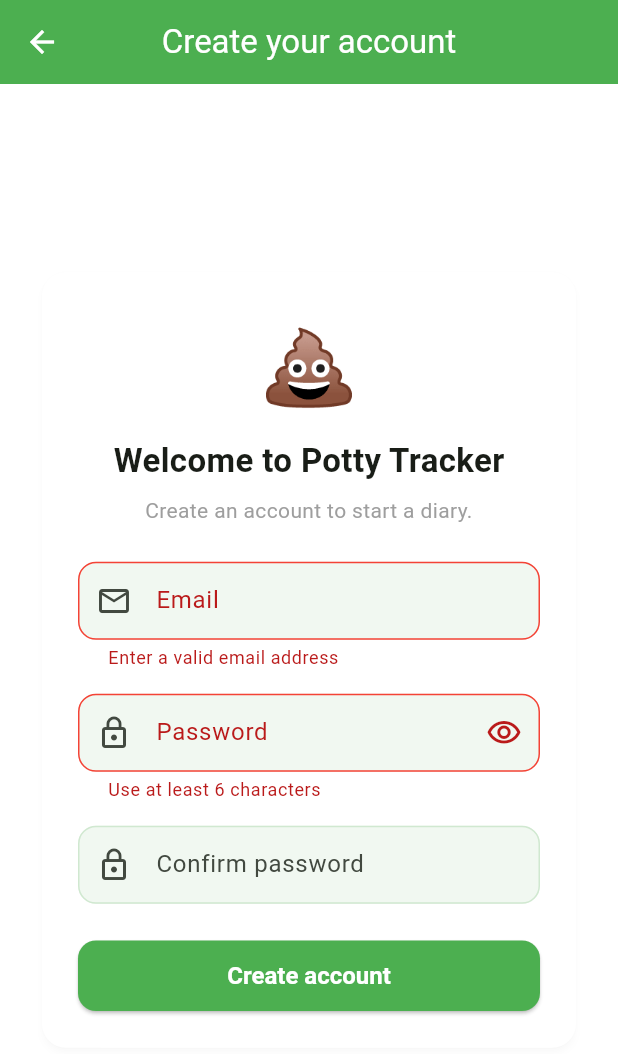
After one commit to xNorbertx/potty-tracker, a Flutter app: the RegisterScreen screen opened by its route, after a tap on "Create account", on a phone screen of 412 x 824 dp. The commit adds this screen. Shown: the top 1054 px of the screen. Run offline on Flutter 3.47's test engine with Material 3 defaults, Android fonts, the phone set to English and light mode, and no system bars; our stand-ins replace cloud_firestore, connectivity_plus, firebase_auth, firebase_core, flutter_slidable, google_sign_in and 3 more; accounts and stored records are empty.

Commit message:
Improve account creation and welcome emails (#29)

```diff
--- a/lib/main.dart
+++ b/lib/main.dart
@@ -8,6 +8,7 @@ import 'services/connection_service.dart';
 import 'theme/app_theme.dart';
 import 'screens/splash_screen.dart';
 import 'screens/login_screen.dart';
+import 'screens/register_screen.dart';
 import 'screens/home_screen.dart';
 import 'widgets/app_status.dart';
 
@@ -38,6 +39,7 @@ class PottyTrackerApp extends StatelessWidget {
         routes: {
           '/': (_) => const SplashScreen(),
           '/login': (_) => const LoginScreen(),
+          '/register': (_) => const RegisterScreen(),
           '/home': (_) => const HomeScreen(),
         },
         builder: (context, child) => ConnectionStatusBanner(
--- /dev/null
+++ b/lib/screens/register_screen.dart
@@ -0,0 +1,117 @@
+import 'package:flutter/material.dart';
+import 'package:provider/provider.dart';
+
+import '../services/auth_service.dart';
+import '../widgets/app_status.dart';
+
+class RegisterScreen extends StatefulWidget {
+  const RegisterScreen({super.key});
+
+  @override
+  State<RegisterScreen> createState() => _RegisterScreenState();
+}
+
+class _RegisterScreenState extends State<RegisterScreen> {
+  final _formKey = GlobalKey<FormState>();
+  final _email = TextEditingController();
+  final _password = TextEditingController();
+  final _confirmation = TextEditingController();
+  bool _submitting = false;
+  bool _obscurePassword = true;
+
+  @override
+  void dispose() {
+    _email.dispose();
+    _password.dispose();
+    _confirmation.dispose();
+    super.dispose();
+  }
+
+  Future<void> _register() async {
+    if (!_formKey.currentState!.validate()) return;
+    setState(() => _submitting = true);
+    try {
+      await context.read<AuthService>().register(
+            email: _email.text.trim(),
+            password: _password.text,
+          );
+      if (!mounted) return;
+      Navigator.pushNamedAndRemoveUntil(context, '/home', (_) => false);
+    } catch (error) {
+      if (!mounted) return;
+      ScaffoldMessenger.of(context).showSnackBar(
+        SnackBar(content: Text(friendlyError(error)), backgroundColor: Colors.red.shade400),
+      );
+    } finally {
+      if (mounted) setState(() => _submitting = false);
+    }
+  }
+
+  @override
+  Widget build(BuildContext context) => Scaffold(
+        appBar: AppBar(title: const Text('Create your account')),
+        body: SafeArea(
+          child: Center(
+            child: SingleChildScrollView(
+              padding: const EdgeInsets.all(24),
+              child: Card(
+                child: Padding(
+                  padding: const EdgeInsets.all(24),
+                  child: Form(
+                    key: _formKey,
+                    child: Column(
+                      mainAxisSize: MainAxisSize.min,
+                      children: [
+                        const Text('💩', style: TextStyle(fontSize: 52)),
+                        const SizedBox(height: 12),
+                        const Text('Welcome to Potty Tracker', style: TextStyle(fontSize: 22, fontWeight: FontWeight.bold)),
+                        const SizedBox(height: 8),
+                        const Text('Create an account to start a diary.', textAlign: TextAlign.center, style: TextStyle(color: Colors.grey)),
+                        const SizedBox(height: 24),
+                        TextFormField(
+                          controller: _email,
+                          keyboardType: TextInputType.emailAddress,
+                          decoration: const InputDecoration(labelText: 'Email', prefixIcon: Icon(Icons.email_outlined)),
+                          validator: (value) => value == null || !value.contains('@') ? 'Enter a valid email address' : null,
+                        ),
+                        const SizedBox(height: 16),
+                        TextFormField(
+                          controller: _password,
+                          obscureText: _obscurePassword,
+                          decoration: InputDecoration(
+                            labelText: 'Password',
+                            prefixIcon: const Icon(Icons.lock_outline),
+                            suffixIcon: IconButton(
+                              icon: Icon(_obscurePassword ? Icons.visibility_outlined : Icons.visibility_off_outlined),
+                              onPressed: () => setState(() => _obscurePassword = !_obscurePassword),
+                            ),
+                          ),
+                          validator: (value) => value == null || value.length < 6 ? 'Use at least 6 characters' : null,
+                        ),
+                        const SizedBox(height: 16),
+                        TextFormField(
+                          controller: _confirmation,
+                          obscureText: _obscurePassword,
+                          decoration: const InputDecoration(labelText: 'Confirm password', prefixIcon: Icon(Icons.lock_outline)),
+                          validator: (value) => value != _password.text ? 'Passwords do not match' : null,
+                        ),
+                        const SizedBox(height: 24),
+                        SizedBox(
+                          width: double.infinity,
+                          child: ElevatedButton(
+                            onPressed: _submitting ? null : _register,
+                            child: _submitting
+                                ? const SizedBox(height: 20, width: 20, child: CircularProgressIndicator(color: Colors.white, strokeWidth: 2))
+                                : const Text('Create account'),
+                          ),
+                        ),
+                      ],
+                    ),
+                  ),
+                ),
+              ),
+            ),
+          ),
+        ),
+      );
+}
--- a/lib/services/auth_service.dart
+++ b/lib/services/auth_service.dart
@@ -39,6 +39,14 @@ class AuthService {
       email: email,
       password: password,
     );
+  }
+
+  /// Returns false when this email address exists but uses only an SSO provider.
+  Future<bool> sendPasswordResetEmail(String email) async {
+    final methods = await _auth.fetchSignInMethodsForEmail(email.trim());
+    if (!methods.contains(EmailAuthProvider.PROVIDER_ID)) return false;
+    await _auth.sendPasswordResetEmail(email: email.trim());
+    return true;
   }
 
   Future<UserCredential?> signInWithGoogle() async {
```
Also changed, not shown: lib/screens/login_screen.dart (+50 -25 lines), firebase.json, 6 other files.
